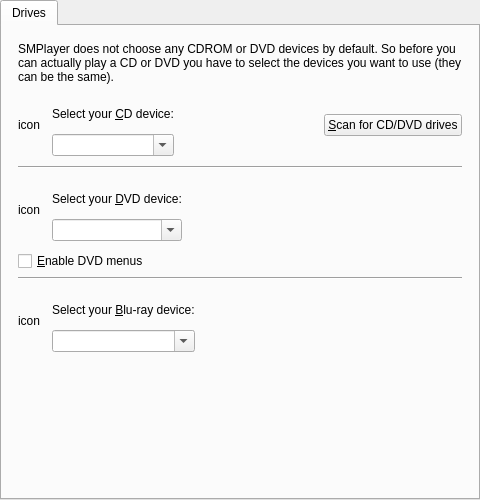
Above: src/gui/pref/drives.ui from wilbert2000/wzplayer before the change. Below: the same form after it.
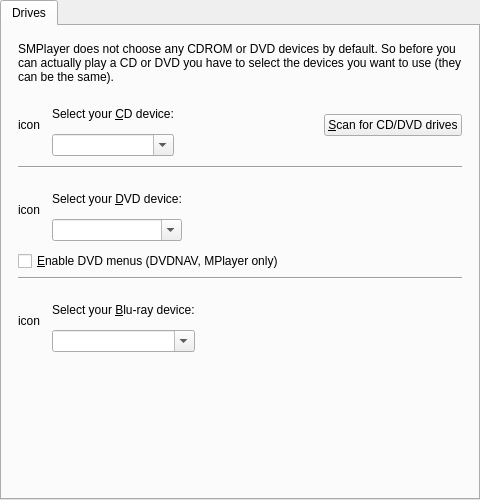
That is the form after the change. Custom widgets are drawn as their Qt base class.

Commit message: Disable DVDNAV for MPV

Diff of the .ui file:
```diff
--- a/src/gui/pref/drives.ui
+++ b/src/gui/pref/drives.ui
@@ -225,7 +225,7 @@
        <item>
         <widget class="QCheckBox" name="use_dvdnav_check">
          <property name="text">
-          <string>&amp;Enable DVD menus</string>
+          <string>&amp;Enable DVD menus (DVDNAV, MPlayer only)</string>
          </property>
         </widget>
        </item>
```
The commit also changes 4 other files.
